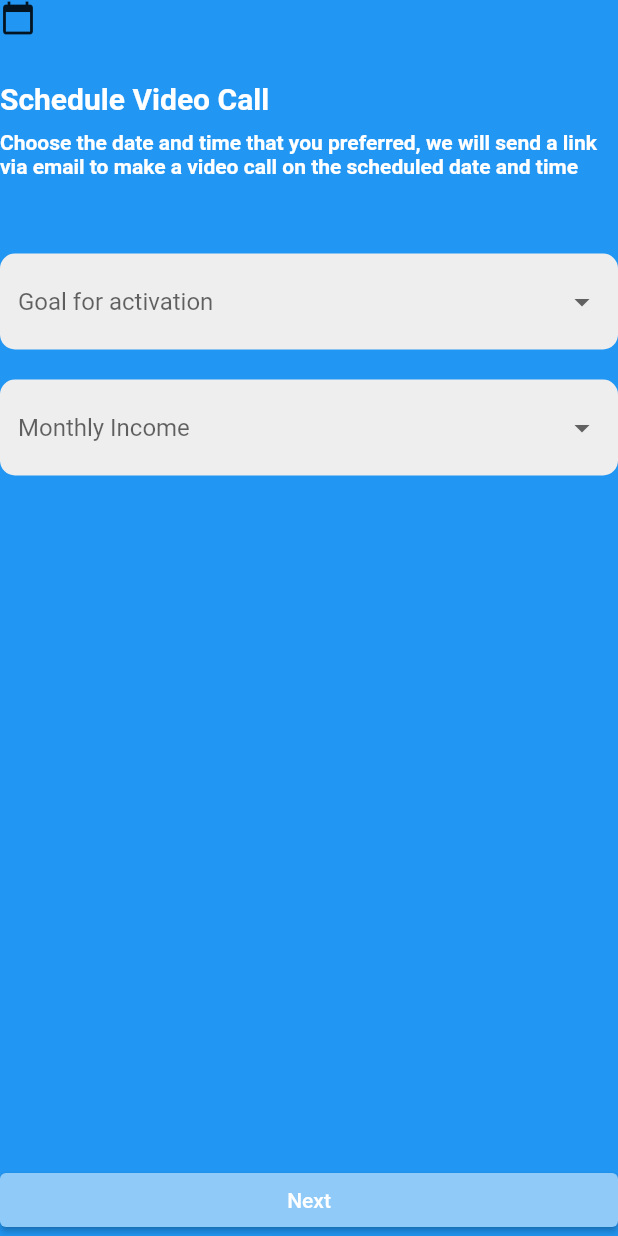
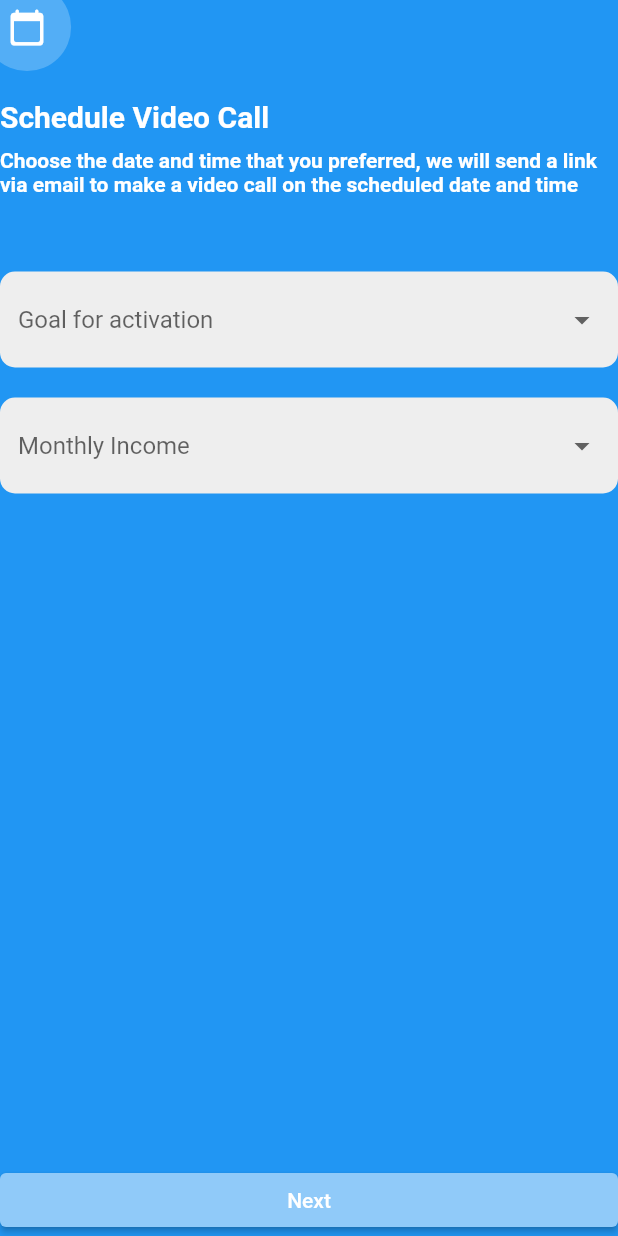
Before and after one commit to devalensio/flutter_registration, a Flutter app: the VideoCallView widget shown alone on an empty page, opened directly with empty values, on a phone screen of 412 x 824 dp. Run offline on Flutter 3.47's test engine with Material 2 defaults, Android fonts, the phone set to English and light mode, and no system bars.

Commit message:
create pulsating circle icon

```diff
--- /dev/null
+++ b/lib/widgets/pulsating_cicle_icon.dart
@@ -0,0 +1,57 @@
+import 'package:flutter/material.dart';
+
+class PulsatingCircleIcon extends StatefulWidget {
+  @override
+  _PulsatingCircleIconState createState() => _PulsatingCircleIconState();
+}
+
+class _PulsatingCircleIconState extends State<PulsatingCircleIcon>
+    with SingleTickerProviderStateMixin {
+  AnimationController _animationController;
+  Animation _animation;
+
+  @override
+  void initState() {
+    _animationController = AnimationController(
+      vsync: this,
+      duration: Duration(seconds: 2),
+    );
+
+    _animation = Tween(
+      begin: 0.0,
+      end: 12.0,
+    ).animate(_animationController);
+
+    _animationController.repeat();
+    super.initState();
+  }
+
+  @override
+  Widget build(BuildContext context) {
+    return InkWell(
+      borderRadius: BorderRadius.circular(100),
+      child: AnimatedBuilder(
+          animation: _animation,
+          builder: (context, _) {
+            return Ink(
+              padding: EdgeInsets.all(5),
+              decoration: BoxDecoration(
+                shape: BoxShape.circle,
+                boxShadow: [
+                  for (int i = 1; i <= 1; i++)
+                    BoxShadow(
+                      color: Colors.white.withOpacity(_animation.value / 50),
+                      spreadRadius: _animation.value * i,
+                    )
+                ],
+              ),
+              child: Icon(
+                Icons.calendar_today_rounded,
+                color: Colors.white,
+                size: 26,
+              ),
+            );
+          }),
+    );
+  }
+}
--- a/lib/widgets/video_call_view.dart
+++ b/lib/widgets/video_call_view.dart
@@ -1,5 +1,7 @@
 import 'package:flutter/material.dart';
 import 'package:flutter/cupertino.dart';
+
+import './pulsating_cicle_icon.dart';
 
 import './dropdown.dart';
 
@@ -20,7 +22,7 @@ class VideoCallView extends StatelessWidget {
         crossAxisAlignment: CrossAxisAlignment.start,
         mainAxisAlignment: MainAxisAlignment.start,
         children: [
-          Icon(Icons.calendar_today),
+          PulsatingCircleIcon(),
           const SizedBox(
             height: 30,
           ),
```
